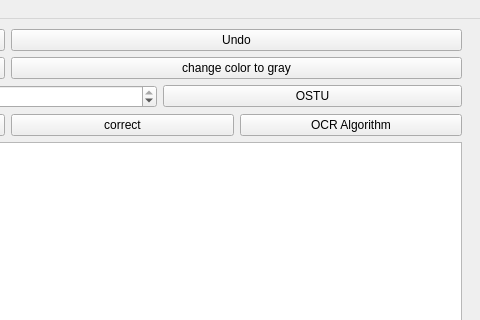
First picture: the form in neoMainWindow.ui, repository PillVic/ImageManager, before the edit; both pictures show x 459 to 939 and y 0 to 320 of the 939 by 733 pixel window.
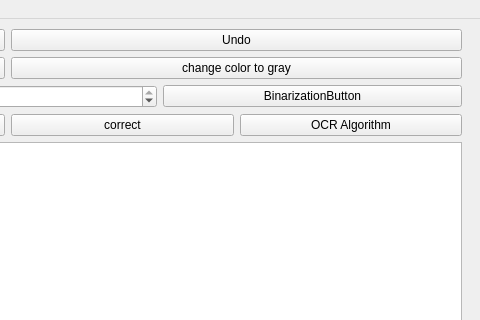
Second picture: the form after the edit. Icons and pictures are not drawn. Custom widgets are drawn as their Qt base class.

Commit message: fix binarization algorithm description

Diff of the .ui file:
```diff
--- a/neoMainWindow.ui
+++ b/neoMainWindow.ui
@@ -102,7 +102,7 @@
            <item>
             <widget class="QPushButton" name="ostuButton">
              <property name="text">
-              <string>OSTU</string>
+              <string>BinarizationButton</string>
              </property>
             </widget>
            </item>
```
Left out of the diff: 6 changed lines with no effect on the pictures. The commit also changes 3 other files.
